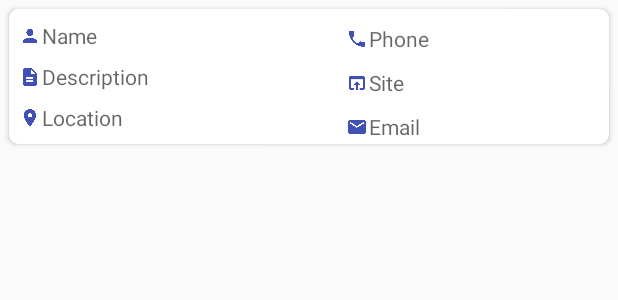
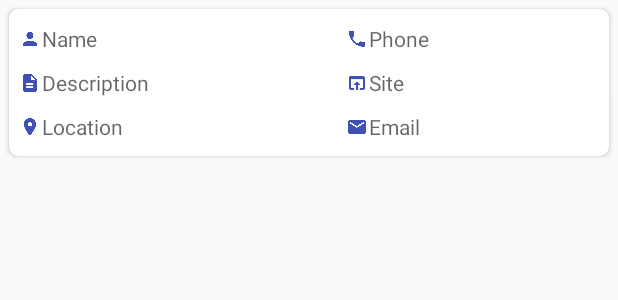
Before and after one commit to draxvel/CardHolderApp, an Android app: the layout item_card.xml on its own in the app's theme, with its tools: preview values and no code run, on a phone screen of 412 x 824 dp. Shown: the top 300 px of the screen. Run offline under Robolectric (Android 15) with nearby library versions, the phone set to English and light mode, and no system bars.

Commit message:
Code formatted.

```diff
--- a/app/src/main/res/layout/activity_edit.xml
+++ b/app/src/main/res/layout/activity_edit.xml
@@ -1,15 +1,14 @@
 <?xml version="1.0" encoding="utf-8"?>
-<ScrollView xmlns:tools="http://schemas.android.com/tools"
+<ScrollView xmlns:android="http://schemas.android.com/apk/res/android"
+    xmlns:app="http://schemas.android.com/apk/res-auto"
+    xmlns:tools="http://schemas.android.com/tools"
     android:layout_width="match_parent"
-    android:layout_height="match_parent"
-    xmlns:android="http://schemas.android.com/apk/res/android"
-    xmlns:app="http://schemas.android.com/apk/res-auto">
+    android:layout_height="match_parent">
 
-    <LinearLayout
+    <LinearLayout xmlns:android="http://schemas.android.com/apk/res/android"
         android:layout_width="match_parent"
         android:layout_height="wrap_content"
-        android:orientation="vertical"
-        xmlns:android="http://schemas.android.com/apk/res/android">
+        android:orientation="vertical">
 
         <android.support.constraint.ConstraintLayout
             android:id="@+id/constraint"
@@ -56,8 +55,7 @@
                 android:layout_marginTop="@dimen/spacing_small"
                 app:layout_constraintEnd_toEndOf="parent"
                 app:layout_constraintStart_toEndOf="@id/et_name"
-                    app:layout_constraintTop_toTopOf="@id/et_name">
-                </Spinner>
+                app:layout_constraintTop_toTopOf="@id/et_name"></Spinner>
 
             <EditText
                 android:id="@+id/et_description"
@@ -67,9 +65,9 @@
                 android:layout_marginStart="@dimen/spacing_medium"
                 android:layout_marginTop="@dimen/spacing_large"
                 android:ems="15"
+                android:hint="@string/description"
+                android:inputType="text"
                 android:maxLength="40"
-                    android:inputType="text"
-                    android:hint="@string/description"
                 app:layout_constraintStart_toStartOf="parent"
                 app:layout_constraintTop_toBottomOf="@+id/et_name" />
 
@@ -115,13 +113,13 @@
                 android:id="@+id/et_phone"
                 android:layout_width="wrap_content"
                 android:layout_height="wrap_content"
+                android:layout_marginEnd="@dimen/spacing_medium"
                 android:layout_marginRight="@dimen/spacing_medium"
-                    android:layout_marginEnd="@dimen/spacing_medium"
                 android:layout_marginTop="@dimen/spacing_large"
                 android:ems="10"
+                android:hint="@string/phone"
+                android:inputType="phone"
                 android:maxLength="20"
-                    android:inputType="phone"
-                    android:hint="@string/phone"
                 app:layout_constraintEnd_toEndOf="parent"
                 app:layout_constraintTop_toBottomOf="@+id/et_site" />
 
@@ -130,13 +128,13 @@
                 android:layout_width="wrap_content"
                 android:layout_height="wrap_content"
                 android:layout_marginBottom="@dimen/spacing_medium"
+                android:layout_marginEnd="@dimen/spacing_medium"
                 android:layout_marginRight="@dimen/spacing_medium"
-                    android:layout_marginEnd="@dimen/spacing_medium"
                 android:layout_marginTop="@dimen/spacing_large"
                 android:ems="10"
+                android:hint="@string/email"
+                android:inputType="textEmailAddress"
                 android:maxLength="20"
-                    android:inputType="textEmailAddress"
-                    android:hint="@string/email"
                 app:layout_constraintBottom_toBottomOf="parent"
                 app:layout_constraintEnd_toEndOf="parent"
                 app:layout_constraintTop_toBottomOf="@+id/cb_phone" />
@@ -164,8 +162,8 @@
             android:layout_marginStart="@dimen/spacing_medium"
             android:layout_marginTop="@dimen/spacing_medium"
             android:adjustViewBounds="true"
+            android:contentDescription="@string/icon"
             app:layout_constraintEnd_toEndOf="parent"
-                app:layout_constraintTop_toBottomOf="@+id/constraint"
-                android:contentDescription="@string/icon" />
+            app:layout_constraintTop_toBottomOf="@+id/constraint" />
     </LinearLayout>
 </ScrollView>
--- a/app/src/main/res/layout/item_card.xml
+++ b/app/src/main/res/layout/item_card.xml
@@ -1,22 +1,19 @@
-<LinearLayout
-    xmlns:android="http://schemas.android.com/apk/res/android"
+<LinearLayout xmlns:android="http://schemas.android.com/apk/res/android"
     xmlns:app="http://schemas.android.com/apk/res-auto"
     android:layout_width="match_parent"
-    android:orientation="vertical"
-    android:layout_height="wrap_content">
+    android:layout_height="wrap_content"
+    android:orientation="vertical">
 
-    <android.support.v7.widget.CardView
+    <android.support.v7.widget.CardView xmlns:android="http://schemas.android.com/apk/res/android"
+        xmlns:app="http://schemas.android.com/apk/res-auto"
         android:id="@+id/item_post_cv"
         android:layout_width="match_parent"
         android:layout_height="wrap_content"
-        app:cardCornerRadius="@dimen/spacing_small"
         android:layout_margin="@dimen/spacing_small"
-        xmlns:android="http://schemas.android.com/apk/res/android"
-        xmlns:app="http://schemas.android.com/apk/res-auto"
-        android:orientation="vertical">
+        android:orientation="vertical"
+        app:cardCornerRadius="@dimen/spacing_small">
 
-        <android.support.constraint.ConstraintLayout
-            xmlns:android="http://schemas.android.com/apk/res/android"
+        <android.support.constraint.ConstraintLayout xmlns:android="http://schemas.android.com/apk/res/android"
             xmlns:app="http://schemas.android.com/apk/res-auto"
             android:id="@+id/constraint"
             android:layout_width="match_parent"
@@ -40,10 +37,10 @@
 
             <TextView
                 android:id="@+id/tv_name"
-                android:layout_width="120dp"
+                android:layout_width="@dimen/size_extraLarge"
                 android:layout_height="wrap_content"
-                android:layout_marginBottom="8dp"
-                android:layout_marginTop="8dp"
+                android:layout_marginBottom="@dimen/spacing_medium"
+                android:layout_marginTop="@dimen/spacing_medium"
                 android:ems="15"
                 android:hint="@string/name"
                 app:layout_constraintBottom_toTopOf="@+id/tv_description"
@@ -54,8 +51,8 @@
                 android:id="@+id/iv_description"
                 android:layout_width="@dimen/size_small"
                 android:layout_height="@dimen/size_small"
-                android:layout_marginLeft="6dp"
-                android:layout_marginStart="6dp"
+                android:layout_marginLeft="@dimen/spacing_small"
+                android:layout_marginStart="@dimen/spacing_small"
                 android:layout_marginTop="2dp"
                 android:contentDescription="@string/icon"
                 app:layout_constraintStart_toStartOf="parent"
@@ -64,9 +61,9 @@
 
             <TextView
                 android:id="@+id/tv_description"
-                android:layout_width="120dp"
+                android:layout_width="@dimen/size_extraLarge"
                 android:layout_height="wrap_content"
-                android:layout_marginBottom="8dp"
+                android:layout_marginBottom="@dimen/spacing_medium"
                 android:ems="15"
                 android:hint="@string/description"
                 app:layout_constraintBottom_toTopOf="@+id/tv_location"
@@ -88,9 +85,9 @@
 
             <TextView
                 android:id="@+id/tv_location"
-                android:layout_width="120dp"
+                android:layout_width="@dimen/size_extraLarge"
                 android:layout_height="wrap_content"
-                android:layout_marginBottom="8dp"
+                android:layout_marginBottom="@dimen/spacing_medium"
                 android:ems="15"
                 android:hint="@string/location"
                 app:layout_constraintBottom_toBottomOf="parent"
@@ -108,10 +105,10 @@
 
             <TextView
                 android:id="@+id/tv_site"
-                android:layout_width="150dp"
+                android:layout_width="@dimen/size_extraLarge"
                 android:layout_height="wrap_content"
                 android:layout_margin="@dimen/spacing_medium"
-                android:layout_marginTop="8dp"
+                android:layout_marginTop="@dimen/spacing_medium"
                 android:ems="10"
                 android:hint="@string/site"
                 app:layout_constraintEnd_toEndOf="parent"
@@ -129,10 +126,10 @@
 
             <TextView
                 android:id="@+id/tv_email"
-                android:layout_width="150dp"
+                android:layout_width="@dimen/size_extraLarge"
                 android:layout_height="wrap_content"
                 android:layout_margin="@dimen/spacing_medium"
-                android:layout_marginTop="8dp"
+                android:layout_marginTop="@dimen/spacing_medium"
                 android:ems="10"
                 android:hint="@string/email"
                 app:layout_constraintEnd_toEndOf="parent"
@@ -150,10 +147,10 @@
 
             <TextView
                 android:id="@+id/tv_phone"
-                android:layout_width="150dp"
+                android:layout_width="@dimen/size_extraLarge"
                 android:layout_height="wrap_content"
                 android:layout_margin="@dimen/spacing_medium"
-                android:layout_marginTop="8dp"
+                android:layout_marginTop="@dimen/spacing_medium"
                 android:ems="10"
                 android:hint="@string/phone"
                 app:layout_constraintEnd_toEndOf="parent"
@@ -162,12 +159,11 @@
 
     </android.support.v7.widget.CardView>
 
-        <View
+    <View
         android:id="@+id/view_empty"
         android:layout_width="match_parent"
         android:layout_height="@dimen/size_large"
         android:visibility="gone"
-        app:layout_constraintTop_toBottomOf="@id/item_post_cv">
-        </View>
+        app:layout_constraintTop_toBottomOf="@id/item_post_cv"></View>
 
 </LinearLayout>
--- a/app/src/main/res/values/dimen.xml
+++ b/app/src/main/res/values/dimen.xml
@@ -13,5 +13,6 @@
     <dimen name="size_small">16dp</dimen>
     <dimen name="size_medium">32dp</dimen>
     <dimen name="size_large">100dp</dimen>
+    <dimen name="size_extraLarge">150dp</dimen>
 
 </resources>
```
Lines whose indentation alone changed are shown as unchanged.
